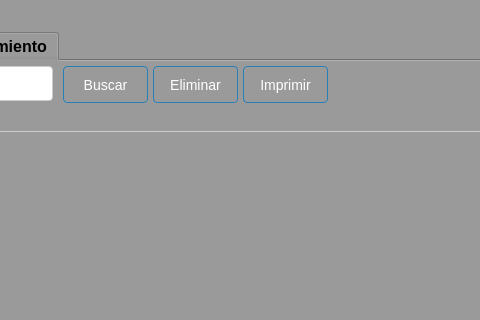
Qt form Sistema de ventas/ui/FrmArticulo.ui (CodeDrTech/DevelopPython) before a commit; both pictures show x 169 to 649 and y 0 to 320 of the 961 by 628 pixel window.
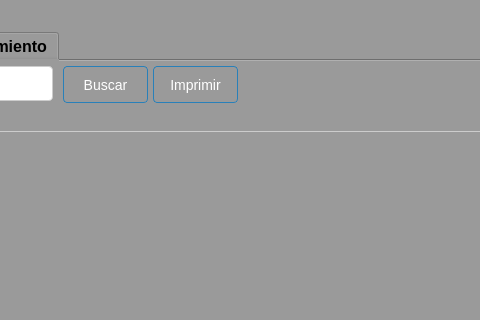
The same form after that commit.

```diff
--- a/Sistema de ventas/ui/FrmArticulo.ui
+++ b/Sistema de ventas/ui/FrmArticulo.ui
@@ -232,48 +232,10 @@
        <string>Return</string>
       </property>
      </widget>
-     <widget class="QPushButton" name="btnEliminar">
-      <property name="geometry">
-       <rect>
-        <x>310</x>
-        <y>5</y>
-        <width>85</width>
-        <height>37</height>
-       </rect>
-      </property>
-      <property name="styleSheet">
-       <string notr="true">QPushButton {
-    background: qlineargradient(x1: 0, y1: 0, x2: 0, y2: 1,
-                                 stop: 0 #5DADE2, stop: 1 #2980b9);
-    color: #ffffff;
-    border: 1px solid #2980b9;
-    padding: 8px 16px;
-    border-radius: 4px;
-    font-size: 14px;
-}
-
-QPushButton:hover {
-    background: qlineargradient(x1: 0, y1: 0, x2: 0, y2: 1,
-                                 stop: 0 #4DA8DB, stop: 1 #2471a3);
-    border: 1px solid #2471a3;
-}
-
-QPushButton:pressed {
-    background: qlineargradient(x1: 0, y1: 0, x2: 0, y2: 1,
-                                 stop: 0 #3C89B4, stop: 1 #1f618d);
-    border: 1px solid #1f618d;
-}
-
-</string>
-      </property>
-      <property name="text">
-       <string>Eliminar</string>
-      </property>
-     </widget>
      <widget class="QPushButton" name="btnImprimir">
       <property name="geometry">
        <rect>
-        <x>400</x>
+        <x>310</x>
         <y>5</y>
         <width>85</width>
         <height>37</height>
```
Left out of the diff: 4 changed lines with no effect on the pictures.
